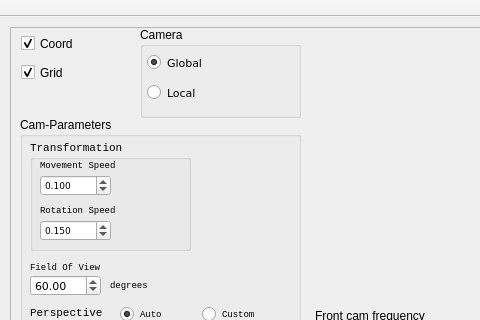
Old version of the form src/zay_primary_win.ui in the repository ChevronOne/zaytuna; both pictures show x 0 to 480 and y 0 to 320 of the 1440 by 676 pixel window.
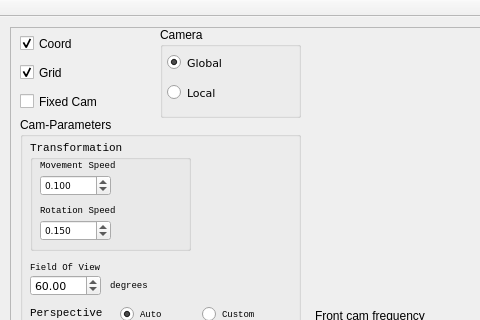
New version of the form.

```diff
--- a/src/zay_primary_win.ui
+++ b/src/zay_primary_win.ui
@@ -458,9 +458,9 @@
     <widget class="QGroupBox" name="groupBox_Camera">
      <property name="geometry">
       <rect>
-       <x>130</x>
+       <x>150</x>
        <y>0</y>
-       <width>161</width>
+       <width>141</width>
        <height>91</height>
       </rect>
      </property>
@@ -512,9 +512,9 @@
     <widget class="QCheckBox" name="grid_check">
      <property name="geometry">
       <rect>
-       <x>11</x>
+       <x>10</x>
        <y>30</y>
-       <width>101</width>
+       <width>130</width>
        <height>31</height>
       </rect>
      </property>
@@ -528,9 +528,9 @@
     <widget class="QCheckBox" name="coord_check">
      <property name="geometry">
       <rect>
-       <x>11</x>
+       <x>10</x>
        <y>1</y>
-       <width>101</width>
+       <width>130</width>
        <height>31</height>
       </rect>
      </property>
@@ -586,6 +586,19 @@
       <string>Hz</string>
      </property>
     </widget>
+    <widget class="QCheckBox" name="fixed_cam_check">
+     <property name="geometry">
+      <rect>
+       <x>10</x>
+       <y>59</y>
+       <width>130</width>
+       <height>31</height>
+      </rect>
+     </property>
+     <property name="text">
+      <string>Fixed Cam</string>
+     </property>
+    </widget>
    </widget>
    <widget class="QGroupBox" name="groupBox">
     <property name="geometry">
```
